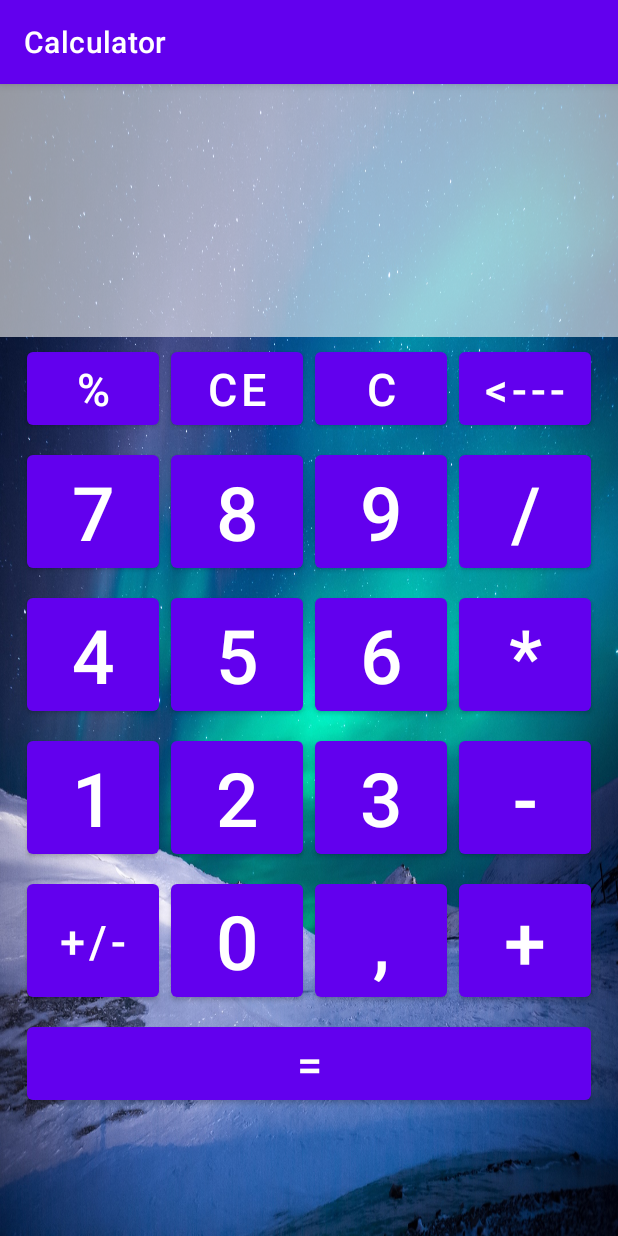
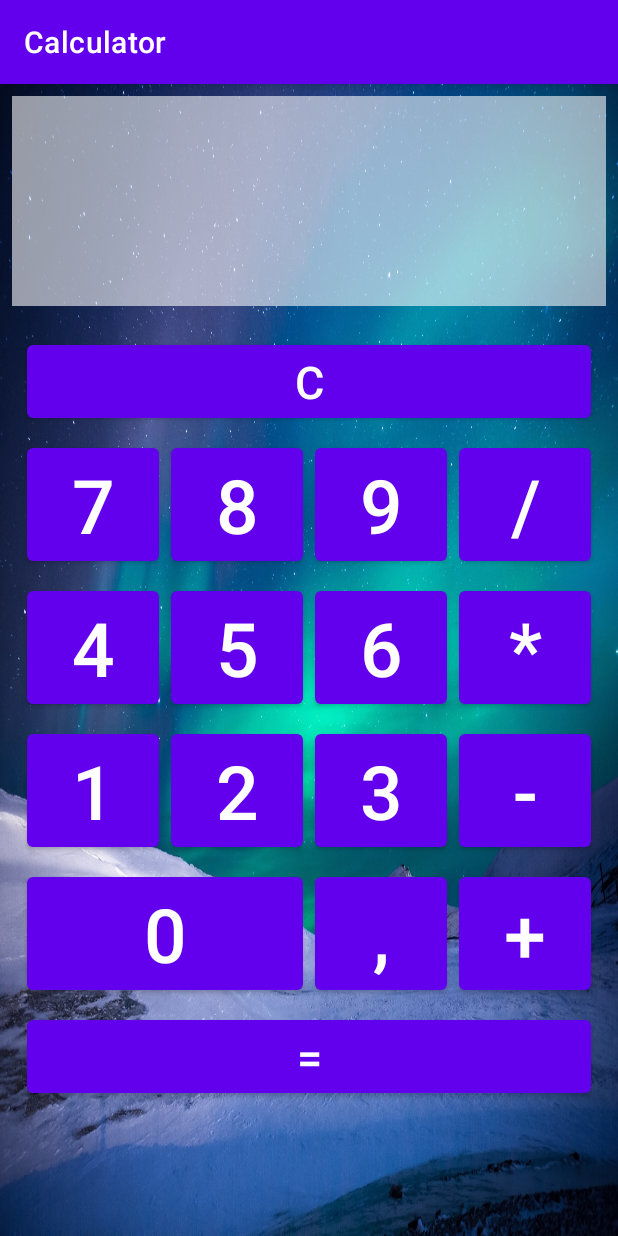
Before and after one commit to Nik-Shalashov/Calculator, an Android app: the screen it shows after launch (MainActivity), on a phone screen of 412 x 824 dp. Run offline under Robolectric (Android 15) with nearby library versions, the phone set to English and light mode, and no system bars.

Commit message:
Убрал некоторые клавиши, немного переработал поле отображения

```diff
--- a/app/src/main/res/layout/activity_main.xml
+++ b/app/src/main/res/layout/activity_main.xml
@@ -7,28 +7,19 @@
     android:orientation="vertical"
     tools:context=".MainActivity">
 
-    <EditText
-        android:id="@+id/view_operands"
-        android:layout_width="match_parent"
-        android:layout_height="wrap_content"
-        android:background="#95ffffff"
-        android:enabled="false"
-        android:importantForAutofill="no"
-        android:lines="2"
-        android:maxLines="2"
-        android:textSize="40sp" />
-
     <TextView
         android:id="@+id/view_result"
         android:layout_width="match_parent"
-        android:layout_height="wrap_content"
+        android:layout_height="140dp"
         android:background="#95ffffff"
-        android:textSize="50sp" />
+        android:layout_margin="8dp"
+        android:textSize="60sp" />
 
     <include
         layout="@layout/keyboard"
         android:layout_width="wrap_content"
         android:layout_height="wrap_content"
+        android:layout_margin="8dp"
         android:layout_gravity="center" />
 
 </LinearLayout>
--- a/app/src/main/res/layout/keyboard.xml
+++ b/app/src/main/res/layout/keyboard.xml
@@ -4,37 +4,20 @@
     android:layout_gravity="center"
     android:columnCount="4">
 
-    <Button
-        android:id="@+id/buttonPercent"
-        android:layout_width="wrap_content"
-        android:layout_height="wrap_content"
-        android:layout_margin="4dp"
-        android:textSize="30sp"
-        android:text="@string/button_percent" />
 
-    <Button
-        android:id="@+id/buttonClear"
-        android:layout_width="wrap_content"
-        android:layout_height="wrap_content"
-        android:layout_margin="4dp"
-        android:textSize="30sp"
-        android:text="@string/button_ce" />
+
 
     <Button
         android:id="@+id/buttonFullClear"
         android:layout_width="wrap_content"
         android:layout_height="wrap_content"
+        android:layout_row="0"
+        android:layout_column="0"
+        android:layout_columnSpan="4"
+        android:layout_gravity="fill_horizontal"
         android:layout_margin="4dp"
         android:textSize="30sp"
         android:text="@string/button_c" />
-
-    <Button
-        android:id="@+id/buttonDelete"
-        android:layout_width="wrap_content"
-        android:layout_height="wrap_content"
-        android:layout_margin="4dp"
-        android:textSize="30sp"
-        android:text="@string/button_delete" />
 
     <Button
         android:id="@+id/button7"
@@ -133,19 +116,14 @@
         android:text="@string/button_subtraction" />
 
     <Button
-        android:id="@+id/buttonPlusOrMinus"
-        android:layout_width="wrap_content"
-        android:layout_height="87dp"
-        android:layout_gravity="center"
-        android:layout_margin="4dp"
-        android:text="@string/button_PlusMinus"
-        android:textSize="30sp" />
-
-    <Button
         android:id="@+id/button0"
         android:layout_width="wrap_content"
         android:layout_height="wrap_content"
         android:layout_margin="4dp"
+        android:layout_row="4"
+        android:layout_column="0"
+        android:layout_columnSpan="2"
+        android:layout_gravity="fill_horizontal"
         android:textSize="50sp"
         android:text="@string/button_0" />
 
--- a/app/src/main/res/values/strings.xml
+++ b/app/src/main/res/values/strings.xml
@@ -1,7 +1,5 @@
 <resources>
     <string name="app_name">Calculator</string>
-    <string name="button_percent">%</string>
-    <string name="button_ce">CE</string>
     <string name="button_c">C</string>
     <string name="button_7">7</string>
     <string name="button_8">8</string>
@@ -15,8 +13,6 @@
     <string name="button_2">2</string>
     <string name="button_3">3</string>
     <string name="button_subtraction">-</string>
-    <string name="button_delete"><![CDATA[<---]]></string>
-    <string name="button_PlusMinus">+/-</string>
     <string name="button_0">0</string>
     <string name="button_point">,</string>
     <string name="button_addition">+</string>
```
